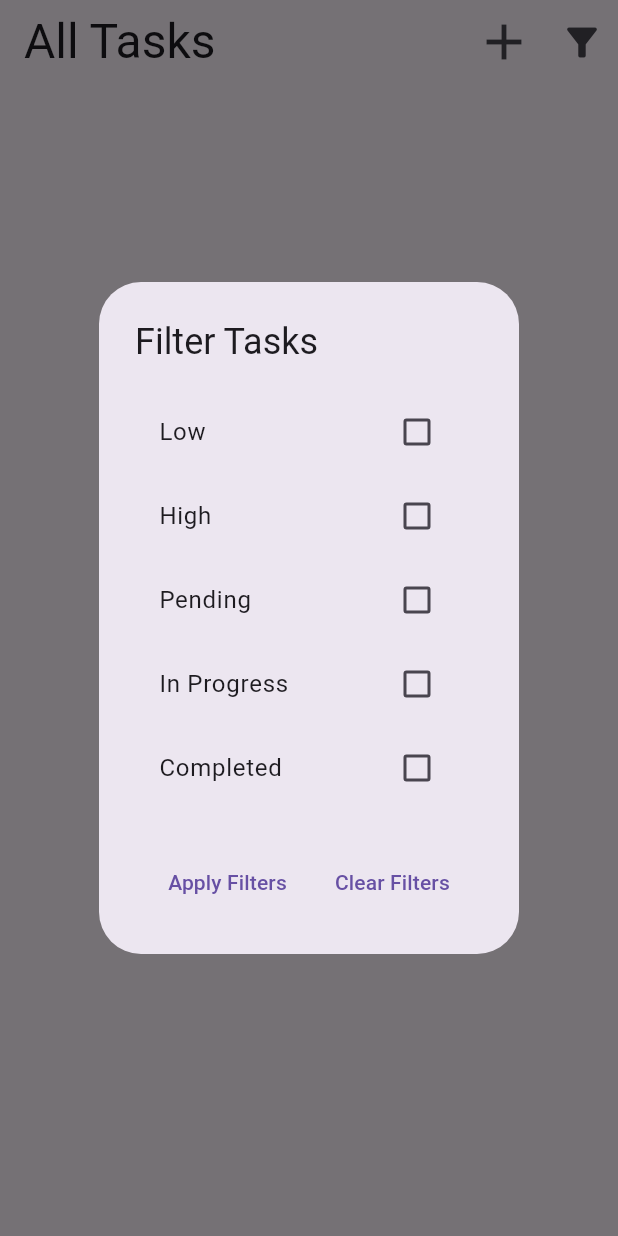
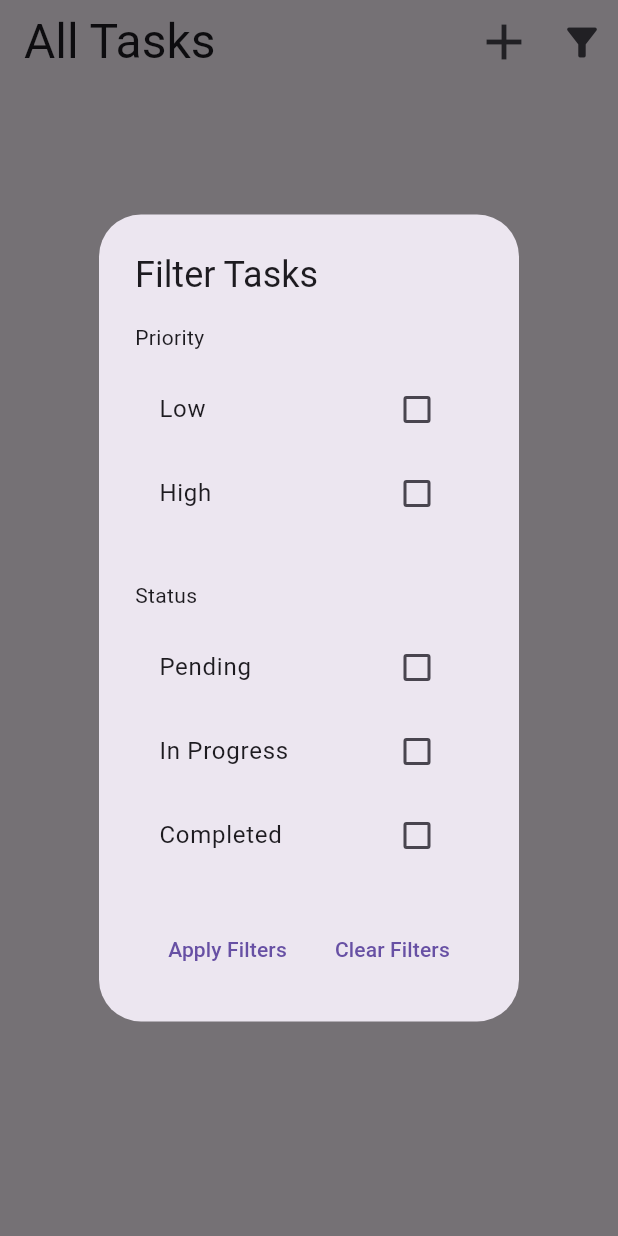
Before and after one commit to klevr-dev/tamer-flutter-test, a Flutter app: the screen it shows after launch, after a tap on the "filter alt" icon, on a phone screen of 412 x 824 dp. Run offline on Flutter 3.47's test engine with Material 3 defaults, Android fonts, the phone set to English and light mode, and no system bars; our stand-ins replace grouped_list, image_picker, sqflite; accounts and stored records are empty.

Commit message:
group list by status

```diff
--- a/lib/pages/home_page.dart
+++ b/lib/pages/home_page.dart
@@ -8,6 +8,8 @@ import '../models/priority_enum.dart';
 import '../models/status_enum.dart';
 import '../models/task_model.dart';
 import 'package:image_picker/image_picker.dart';
+import 'package:grouped_list/grouped_list.dart';
+import 'package:collection/collection.dart';
 
 class HomePage extends StatefulWidget {
   @override
@@ -74,6 +76,11 @@ class _HomePageState extends State<HomePage> {
                 title: Text("Filter Tasks"),
                 content: SingleChildScrollView(
                   child: Column(
+                    crossAxisAlignment: CrossAxisAlignment.start,
+                    children: [
+                      Text("Priority"),
+                      SizedBox(height: 10),
+                      Column(
                         children: Priority.values.map((priority) {
                           return CheckboxListTile(
                               title: Text(priority.toString()),
@@ -87,9 +94,15 @@ class _HomePageState extends State<HomePage> {
                                   }
                                 });
                               });
-                    }).toList()
-                      ..addAll(
-                        Status.values.map((status) {
+                        }).toList(),
+                      ),
+                      SizedBox(
+                        height: 30,
+                      ),
+                      Text("Status"),
+                      SizedBox(height: 10),
+                      Column(
+                        children: Status.values.map((status) {
                           return CheckboxListTile(
                               title: Text(status.toString()),
                               value: tempSelectedStatus.contains(status),
@@ -104,6 +117,7 @@ class _HomePageState extends State<HomePage> {
                               });
                         }).toList(),
                       ),
+                    ],
                   ),
                 ),
                 actions: <Widget>[
@@ -136,8 +150,14 @@ class _HomePageState extends State<HomePage> {
         });
   }
 
+  Map<Status, List<Task>> groupTasksByStatus(List<Task> tasks) {
+    return groupBy(tasks, (Task task) => task.status!);
+  }
+
   @override
   Widget build(BuildContext context) {
+    var groupedTasks = groupTasksByStatus(_filteredTasks);
+
     return Scaffold(
       appBar: AppBar(
         title: Text(
@@ -163,14 +183,20 @@ class _HomePageState extends State<HomePage> {
       ),
       body: _filteredTasks.isEmpty
           ? Center(child: Text('No tasks available.'))
-          : Padding(
+          : ListView(
+              children: [
+                for (Status status in groupedTasks.keys) ...[
+                  if (groupedTasks[status]!.isNotEmpty) ...[
+                    Padding(
                       padding: const EdgeInsets.all(8.0),
-              child: ListView.builder(
-                scrollDirection: Axis.vertical,
-                itemCount: _filteredTasks.length,
-                itemBuilder: (context, index) {
-                  final task = _filteredTasks[index];
-                  return Padding(
+                      child: Text(
+                        '${status.toString()} Tasks',
+                        style: TextStyle(
+                            fontSize: 24, fontWeight: FontWeight.bold),
+                      ),
+                    ),
+                    for (var task in groupedTasks[status]!)
+                      Padding(
                         padding: const EdgeInsets.all(4.0),
                         child: ListTile(
                           shape: RoundedRectangleBorder(
@@ -209,10 +235,10 @@ class _HomePageState extends State<HomePage> {
                             crossAxisAlignment: CrossAxisAlignment.start,
                             children: [
                               Text(
-                            'Priority: ${task.priority.toString().split('.').last}',
+                                'Priority: ${task.priority.toString()}',
                               ),
                               Text(
-                            'Status: ${task.status.toString().split('.').last}',
+                                'Status: ${task.status.toString()}',
                               ),
                             ],
                           ),
@@ -235,6 +261,9 @@ class _HomePageState extends State<HomePage> {
                                 icon: Icon(Icons.delete),
                                 onPressed: () {
                                   _deleteTask(task.id!);
+                                  setState(() {
+                                    _loadTasks();
+                                  });
                                 },
                               )
                             ],
@@ -250,9 +279,10 @@ class _HomePageState extends State<HomePage> {
                             }
                           },
                         ),
-                  );
-                },
                       ),
+                  ]
+                ],
+              ],
             ),
     );
   }
--- a/pubspec.yaml
+++ b/pubspec.yaml
@@ -23,6 +23,7 @@ dependencies:
   # The following adds the Cupertino Icons font to your application.
   # Use with the CupertinoIcons class for iOS style icons.
   cupertino_icons: ^1.0.6
+  grouped_list: ^6.0.0
 
 dev_dependencies:
   flutter_test:
```
Also changed, not shown: pubspec.lock. Lines whose indentation alone changed are shown as unchanged.
